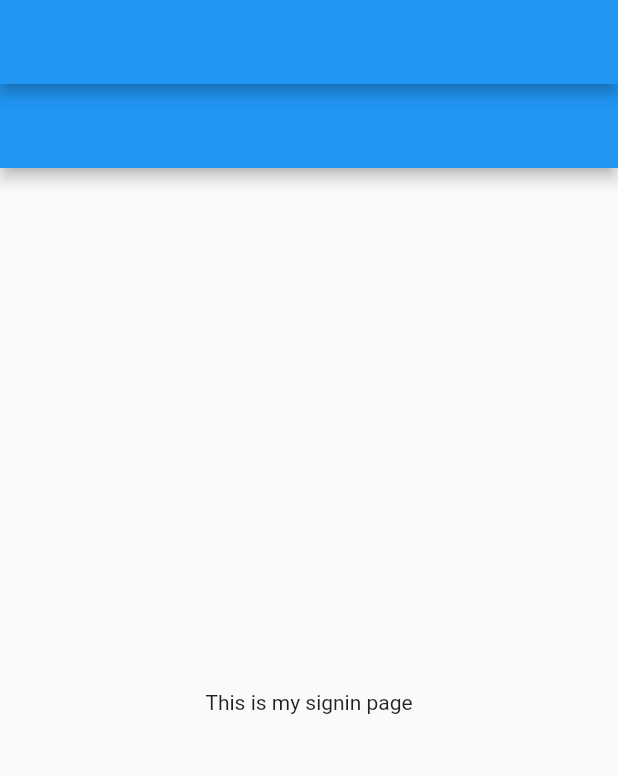
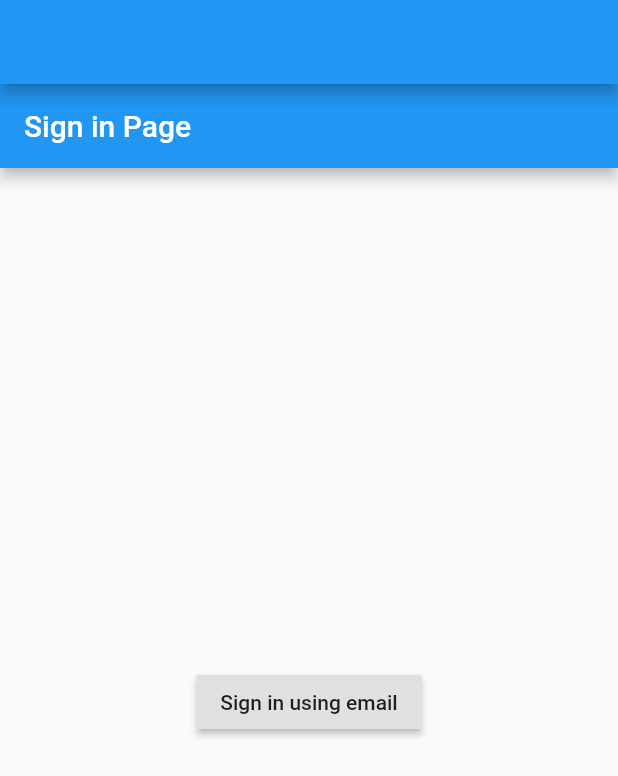
Before and after one commit to renovatio-india/uhum, a Flutter app: the screen it shows after launch, on a phone screen of 412 x 824 dp. Shown: the top 776 px of the screen. Run offline on Flutter 3.47's test engine with Material 2 defaults, Android fonts, the phone set to English and light mode, and no system bars; our stand-ins replace cloud_firestore, firebase_auth; accounts and stored records are empty; Roboto replaces fonts that are missing (OpenSans).

Commit message:
added signin logic

```diff
--- a/lib/screens/authenticate/sign_in.dart
+++ b/lib/screens/authenticate/sign_in.dart
@@ -1,4 +1,5 @@
 import 'package:flutter/material.dart';
+import 'package:uhum/services/auth.dart';
 
 class SignIn extends StatefulWidget {
   @override
@@ -6,12 +7,27 @@ class SignIn extends StatefulWidget {
 }
 
 class _SignInState extends State<SignIn> {
+  final Authservice _auth = Authservice();
+
   @override
   Widget build(BuildContext context) {
     return Scaffold(
-      appBar: AppBar(),
+      appBar: AppBar(
+        title: Text('Sign in Page'),
+      ),
       body: Center(
-        child: Text("This is my signin page"),
+        child: RaisedButton(
+          child: Text('Sign in using email'),
+          onPressed: () async {
+            dynamic result = await _auth.signInPhone();
+            if (result == null) {
+              print('Error Signing in');
+            } else {
+              print('Signed in');
+              print(result);
+            }
+          },
+        ),
       ),
     );
   }
```
